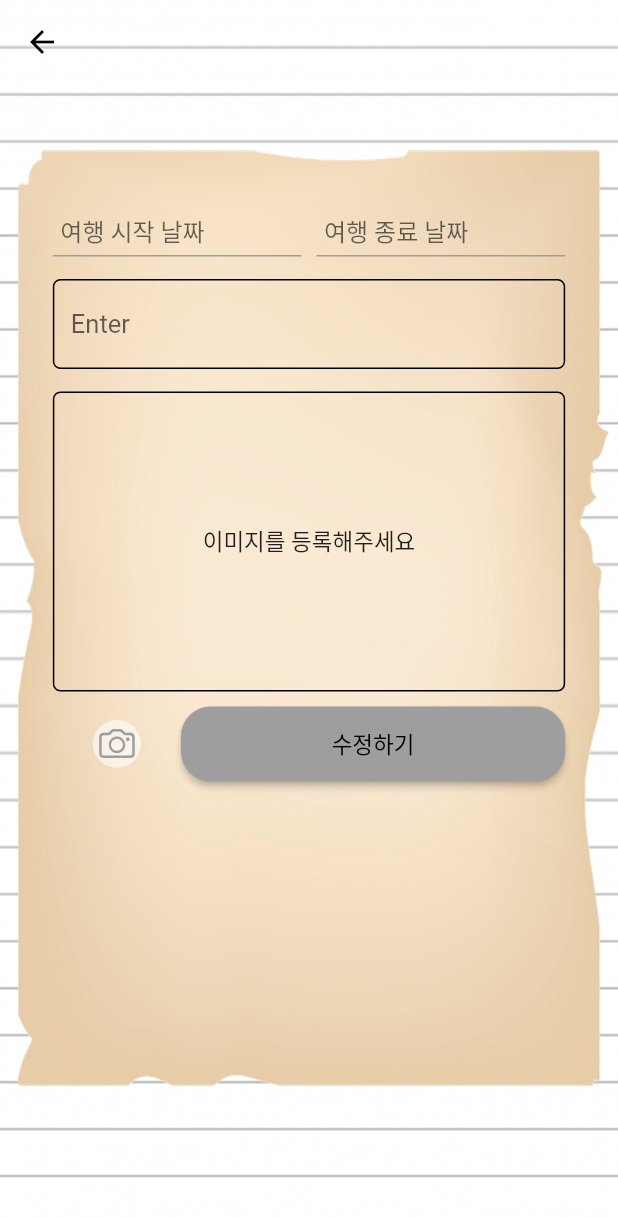
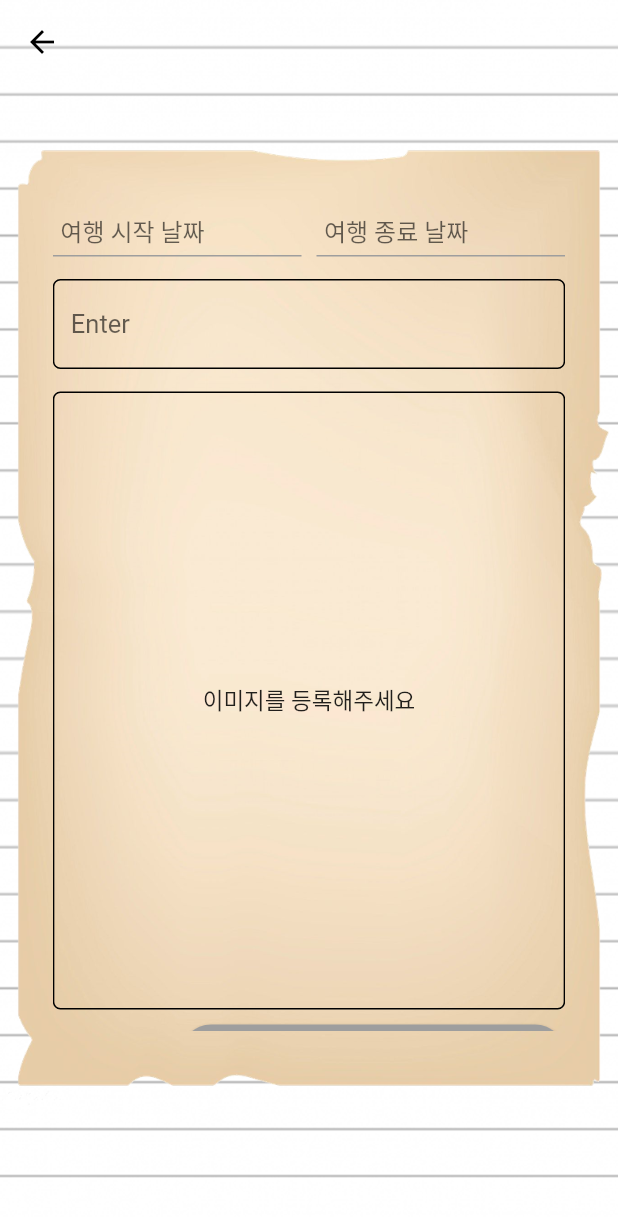
Before and after one commit to 5iyo/diary, a Flutter app: the TravelUpdatePage screen opened directly with empty values, on a phone screen of 412 x 824 dp. Shown: the top 1217 px of the screen. Run offline on Flutter 3.47's test engine with Material 2 defaults, Android fonts, the phone set to English and light mode, and no system bars; our stand-ins replace dio, flutter_dotenv, flutter_spinkit, flutter_svg, flutter_swiper, get and 11 more; missing offline and left inert: floating_action_bubble, flutter_google_places, flutter_naver_login, google_api_headers, google_maps_webservice, kakao_flutter_sdk and 1 more; accounts and stored records are empty.

Commit message:
last dance

```diff
--- a/my-diary-front/lib/view/pages/post/travel_update_page.dart
+++ b/my-diary-front/lib/view/pages/post/travel_update_page.dart
@@ -116,7 +116,7 @@ class _TravelUpdatePageState extends State<TravelUpdatePage> {
                           borderRadius: BorderRadius.circular(5.0),
                         ),
                         width: MediaQuery.of(context).size.width,
-                        height: 200.0,
+                        height: MediaQuery.of(context).size.height * 0.5,
                         child: travelImage[0] == ""
                             ? Center(child: Text("이미지를 등록해주세요"))
                             : ListView.builder(
@@ -135,7 +135,7 @@ class _TravelUpdatePageState extends State<TravelUpdatePage> {
                                     return Stack(children: <Widget>[
                                       GestureDetector(
                                         child: Container(
-                                          width: 200.0,
+                                          height: MediaQuery.of(context).size.height * 0.5,
                                           child: Card(
                                             shape: RoundedRectangleBorder(
                                                 borderRadius:
--- a/my-diary-front/lib/view/pages/post/write_page.dart
+++ b/my-diary-front/lib/view/pages/post/write_page.dart
@@ -231,7 +231,6 @@ class _WritePageState extends State<WritePage> {
                                           width: 30.0,
                                           height: 30.0,
                                           decoration: BoxDecoration(
-                                              color: Colors.white,
                                               borderRadius:
                                                   BorderRadius.circular(30.0)),
                                           child: Icon(Icons.navigate_next),
```
